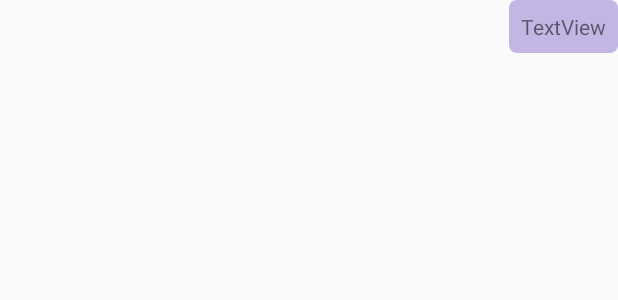
After one commit to s217487971/SimpleChatApp, an Android app: the layout chat_right_item.xml on its own in the app's theme, with its tools: preview values and no code run, on a phone screen of 412 x 824 dp. The commit adds this screen. Shown: the top 300 px of the screen. Run offline under Robolectric (Android 15) with nearby library versions, the phone set to English and light mode, and no system bars.

Commit message:
SIMPLE Chat App
Simple Chat Application

```diff
--- a/app/build.gradle
+++ b/app/build.gradle
@@ -27,6 +27,8 @@ dependencies {
     implementation 'androidx.lifecycle:lifecycle-extensions:2.0.0'
     implementation 'com.android.support:appcompat-v7:30.+'
     implementation 'com.android.support.constraint:constraint-layout:1.1.3'
+    implementation 'de.hdodenhof:circleimageview:3.1.0'
+    implementation 'com.mikhaellopez:circularimageview:4.3.0'
     testImplementation 'junit:junit:4.12'
     androidTestImplementation 'androidx.test.ext:junit:1.1.0'
     androidTestImplementation 'androidx.test.espresso:espresso-core:3.1.1'
--- /dev/null
+++ b/app/src/main/res/drawable/rounded_corner.xml
@@ -0,0 +1,12 @@
+<?xml version="1.0" encoding="utf-8"?>
+<shape xmlns:android="http://schemas.android.com/apk/res/android">
+    <solid android:color="#C3B6E4" />
+
+    <padding
+        android:left="1dp"
+        android:right="1dp"
+        android:bottom="1dp"
+        android:top="1dp" />
+
+    <corners android:radius="5dp" />
+</shape>
--- /dev/null
+++ b/app/src/main/res/layout/chat_right_item.xml
@@ -0,0 +1,19 @@
+<?xml version="1.0" encoding="utf-8"?>
+<androidx.constraintlayout.widget.ConstraintLayout xmlns:android="http://schemas.android.com/apk/res/android"
+    xmlns:app="http://schemas.android.com/apk/res-auto"
+    xmlns:tools="http://schemas.android.com/tools"
+    android:id="@+id/relativeLayout2"
+    android:layout_width="match_parent"
+    android:layout_height="wrap_content">
+
+    <TextView
+        android:id="@+id/textView11"
+        android:layout_width="wrap_content"
+        android:layout_height="wrap_content"
+        android:background="@drawable/rounded_corner"
+        android:padding="8dp"
+        android:text="TextView"
+        app:layout_constraintBottom_toBottomOf="parent"
+        app:layout_constraintEnd_toEndOf="parent"
+        app:layout_constraintTop_toTopOf="parent" />
+</androidx.constraintlayout.widget.ConstraintLayout>
```
Also changed, not shown: app/src/main/java/com/example/simplechatapp/AccountDetails.java (+4 -4 lines), app/src/main/java/com/example/simplechatapp/MainActivity.java (+5 -5 lines), app/src/main/res/drawable/circle.xml (added, +11 -0 lines), app/src/main/res/drawable/imglayer.xml (added, +7 -0 lines), app/src/main/res/layout/activity_account_details.xml (+11 -6 lines), app/src/main/res/layout/chat_left_item.xml (added, +30 -0 lines), app/src/main/res/drawable/icon.png, app/src/main/res/drawable/welcomescreen2.PNG.
